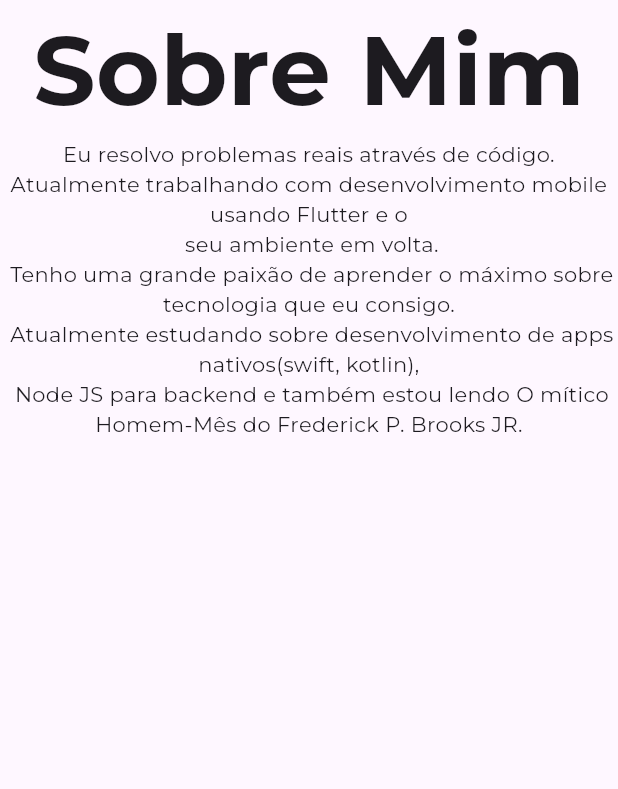
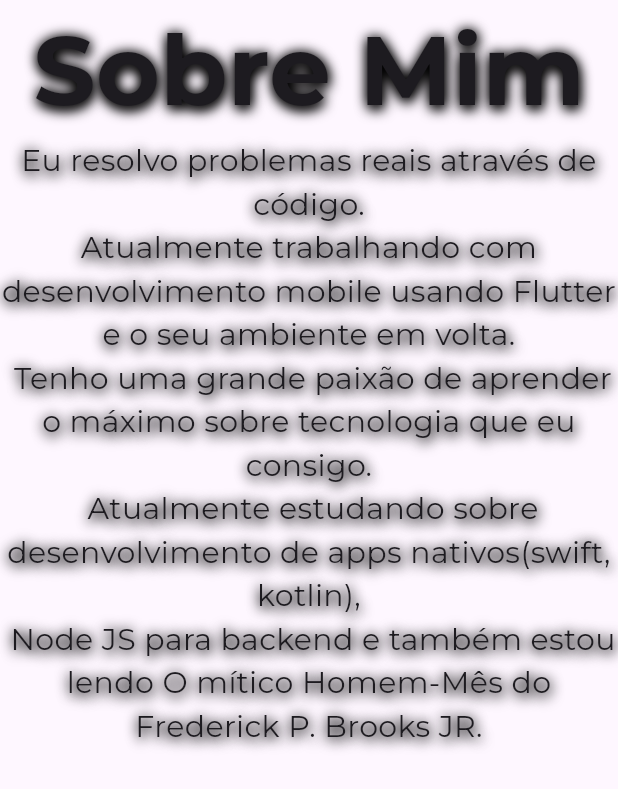
Before and after one commit to JoaoReisA/My-Personal-Website, a Flutter app: the AboutMePage widget shown alone on an empty page, opened directly, on a phone screen of 412 x 824 dp. Shown: the top 789 px of the screen. Run offline on Flutter 3.47's test engine with Material 2 defaults, Android fonts, the phone set to English and light mode, and no system bars; our stand-ins replace flutter_colorpicker, flutter_svg, google_fonts, just_audio, lottie; missing offline and left inert: dart:html, mouse_parallax.

Commit message:
Add shadows on texts

```diff
--- a/lib/about_me/pages/about_me_page.dart
+++ b/lib/about_me/pages/about_me_page.dart
@@ -16,14 +16,13 @@ class _AboutMePageState extends State<AboutMePage> {
     return Center(
       child: Column(
         children: [
-          Text(
-            "Sobre Mim",
-            style: TextStyles.titleTextStyle,
-          ),
+          Text("Sobre Mim", style: TextStyles.titleTextStyle),
           SizedBox(
               child: Text(
             Strings.aboutMeDescription,
-            style: TextStyles.standardTextStyle,
+            style: TextStyles.standardTextStyle.copyWith(
+              fontSize: 20,
+            ),
             textAlign: TextAlign.center,
           ))
         ],
--- a/lib/base/base_page_controller.dart
+++ b/lib/base/base_page_controller.dart
@@ -12,6 +12,6 @@ class BasePageController {
   void init() async {
     player = AudioPlayer();
     await player.setAsset('assets/audio/true_love.mp3');
-    // await player.play();
+    await player.play();
   }
 }
--- a/lib/config/strings.dart
+++ b/lib/config/strings.dart
@@ -15,10 +15,11 @@ class Strings {
   static const footerText = "Este site foi feito com Flutter!";
   static const aboutMeDescription =
       '''Eu resolvo problemas reais através de código.
-Atualmente trabalhando com desenvolvimento mobile usando Flutter e o
- seu ambiente em volta.
+Atualmente trabalhando com desenvolvimento mobile usando Flutter e o seu ambiente em volta.
  Tenho uma grande paixão de aprender o máximo sobre tecnologia que eu consigo.
  Atualmente estudando sobre desenvolvimento de apps nativos(swift, kotlin),
  Node JS para backend e também estou lendo O mítico Homem-Mês do Frederick P. Brooks JR.
  ''';
+
+  static const musicTitle = "True Love - Kanye West ft XXXTENTACION";
 }
--- a/lib/config/text_styles.dart
+++ b/lib/config/text_styles.dart
@@ -2,7 +2,12 @@ import 'package:flutter/material.dart';
 import 'package:google_fonts/google_fonts.dart';
 
 class TextStyles {
-  static final standardTextStyle = GoogleFonts.montserrat();
+  static final standardTextStyle = GoogleFonts.montserrat().copyWith(
+    shadows: const [
+      Shadow(color: Colors.black, blurRadius: 10, offset: Offset(1, 3)),
+      Shadow(color: Colors.black, blurRadius: 10),
+    ],
+  );
 
   static final standardPurpleBoldStyle = standardTextStyle.copyWith(
       color: Colors.deepPurple, fontWeight: FontWeight.bold);
--- a/lib/home/pages/home_page.dart
+++ b/lib/home/pages/home_page.dart
@@ -23,6 +23,7 @@ class _HomePageState extends State<HomePage> {
   @override
   Widget build(BuildContext context) {
     return PageView.builder(
+        itemCount: pages.length,
         controller: pageController,
         scrollDirection: Axis.vertical,
         itemBuilder: (context, index) {
```
Also changed, not shown: lib/base/base_page.dart (+4 -3 lines).
